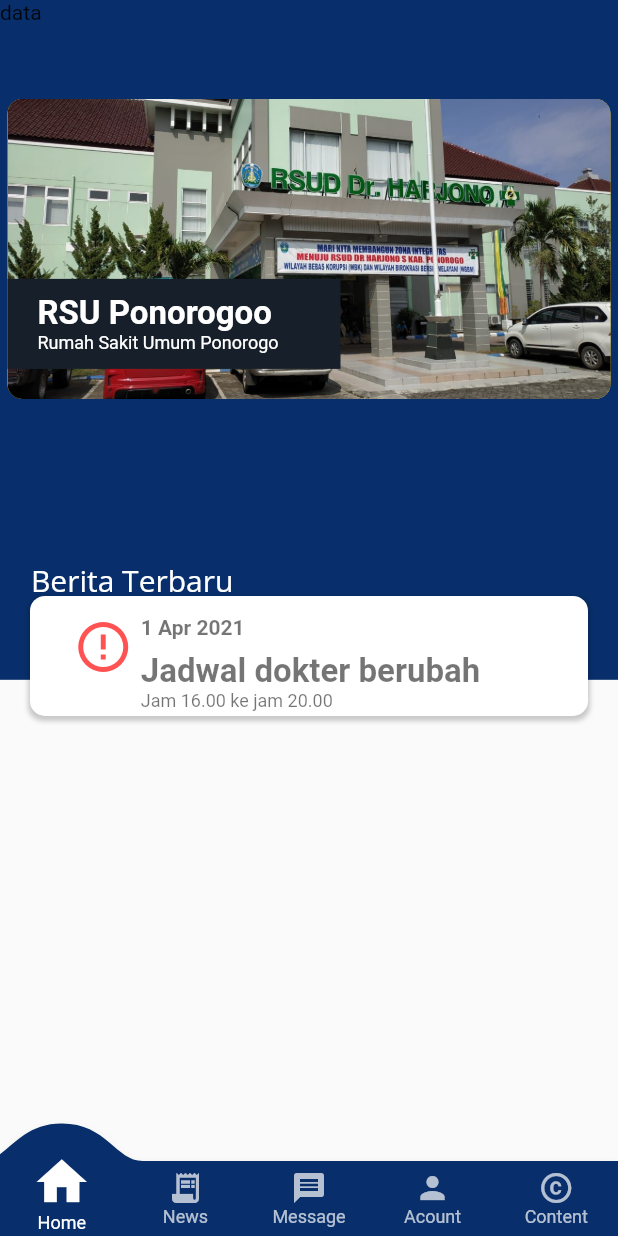
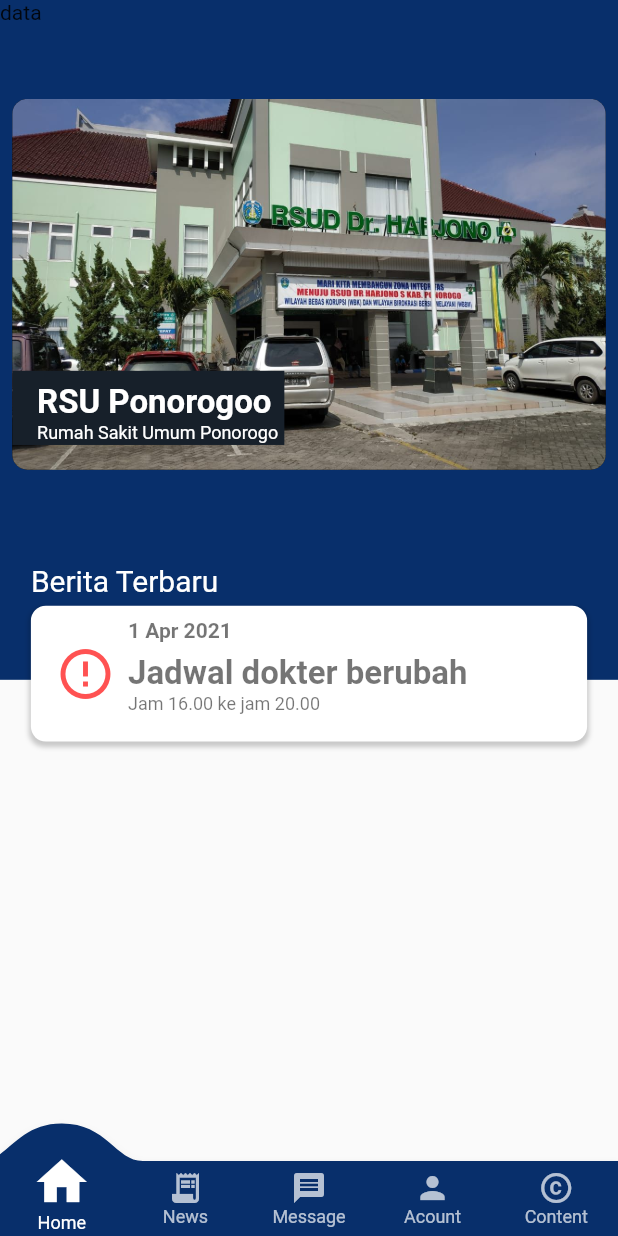
Before and after one commit to praztyobudi/SinauFlutter, a Flutter app: the Page1 screen opened directly, on a phone screen of 412 x 824 dp. Run offline on Flutter 3.47's test engine with Material 2 defaults, Android fonts, the phone set to English and light mode, and no system bars; drawn by our look-alikes of carousel_slider, convex_bottom_bar; our stand-ins replace date_time_picker, google_fonts; missing offline and left inert: dart:ffi, statusbar.

Commit message:
revisi responsive

```diff
--- a/lib/content/home/news_slide.dart
+++ b/lib/content/home/news_slide.dart
@@ -29,11 +29,11 @@
         Container(
           alignment: AlignmentDirectional.centerStart,
           margin: EdgeInsets.symmetric(
-              horizontal: screenSize.blockHorizontal * 5,
-              vertical: screenSize.blockVertical * 20),
+            horizontal: screenSize.blockHorizontal * 5,
+          ),
           child: Text(
             'Berita Terbaru',
-            style: GoogleFonts.openSans(
+            style: TextStyle(
               color: Colors.white,
               fontStyle: FontStyle.normal,
               fontSize: 20,
@@ -44,7 +44,7 @@
           margin: EdgeInsets.only(top: screenSize.blockVertical * 47),
           child: CarouselSlider(
             options: CarouselOptions(
-              height: 100.0,
+              height: screenSize.blockVertical * 15,
               aspectRatio: 20,
               viewportFraction: 1.0,
               disableCenter: true,
@@ -58,8 +58,10 @@
                 builder: (BuildContext context) {
                   return Container(
                     width: MediaQuery.of(context).size.width,
-                    margin: EdgeInsets.symmetric(horizontal: 20, vertical: 10),
-                    padding: EdgeInsets.only(top: 13),
+                    margin: EdgeInsets.symmetric(
+                        horizontal: screenSize.blockHorizontal * 5,
+                        vertical: screenSize.blockVertical * 2),
+                    padding: EdgeInsets.only(top: screenSize.blockVertical * 1),
                     decoration: BoxDecoration(
                       color: Colors.white,
                       borderRadius: BorderRadius.circular(10),
@@ -77,8 +79,8 @@
                       children: [
                         Padding(
                           padding: EdgeInsets.only(
-                            bottom: screenSize.blockVertical * 3,
-                            left: screenSize.blockHorizontal * 7,
+                            bottom: screenSize.blockVertical * 1,
+                            left: screenSize.blockHorizontal * 4,
                           ),
                           child: Icon(
                             Icons.error_outline,
@@ -90,7 +92,8 @@
                           children: [
                             Container(
                               alignment: Alignment.centerLeft,
-                              padding: EdgeInsets.only(left: 5),
+                              padding: EdgeInsets.only(
+                                  left: screenSize.blockHorizontal * 2),
                               child: Column(
                                 crossAxisAlignment: CrossAxisAlignment.start,
                                 children: [
--- a/lib/content/home/slides_master.dart
+++ b/lib/content/home/slides_master.dart
@@ -57,7 +57,7 @@
               margin: EdgeInsets.only(top: screenSize.blockVertical * 8),
               child: CarouselSlider(
                 options: CarouselOptions(
-                  height: 200.0,
+                  height: screenSize.blockHorizontal * 60,
                   aspectRatio: 20,
                   viewportFraction: 1.0,
                   disableCenter: true,
@@ -72,9 +72,10 @@
                     builder: (BuildContext context) {
                       return Container(
                         width: MediaQuery.of(context).size.width,
-                        margin: EdgeInsets.symmetric(horizontal: 5),
+                        margin: EdgeInsets.symmetric(
+                            horizontal: screenSize.blockHorizontal * 2),
                         decoration: BoxDecoration(
-                            color: Colors.amber,
+                            color: Colors.black,
                             borderRadius: BorderRadius.circular(10)),
                         child: Stack(
                           children: [
@@ -90,13 +91,21 @@
                             ),
                             Padding(
                               padding: EdgeInsets.only(
-                                top: 100,
-                                right: 180,
+                                top: screenSize.blockVertical * 20,
+                                right: screenSize.blockHorizontal * 50,
                               ),
                               child: Container(
-                                alignment: Alignment.centerLeft,
-                                padding: EdgeInsets.only(left: 20, top: 10),
-                                margin: EdgeInsets.only(bottom: 20, top: 20),
+                                // alignment: Alignment.centerLeft,
+                                // padding: EdgeInsets.only(left: 20, top: 10),
+                                // margin: EdgeInsets.only(bottom: 20, top: 20),
+                                padding: EdgeInsets.only(
+                                    left: screenSize.blockHorizontal * 4,
+                                    top: screenSize.blockVertical * 1,
+                                    right: screenSize.blockHorizontal * 1),
+
+                                margin: EdgeInsets.symmetric(
+                                    vertical: screenSize.blockVertical * 2),
+
                                 decoration: BoxDecoration(
                                     color: Color.fromRGBO(23, 32, 42, 99)),
                                 child: Column(
```
